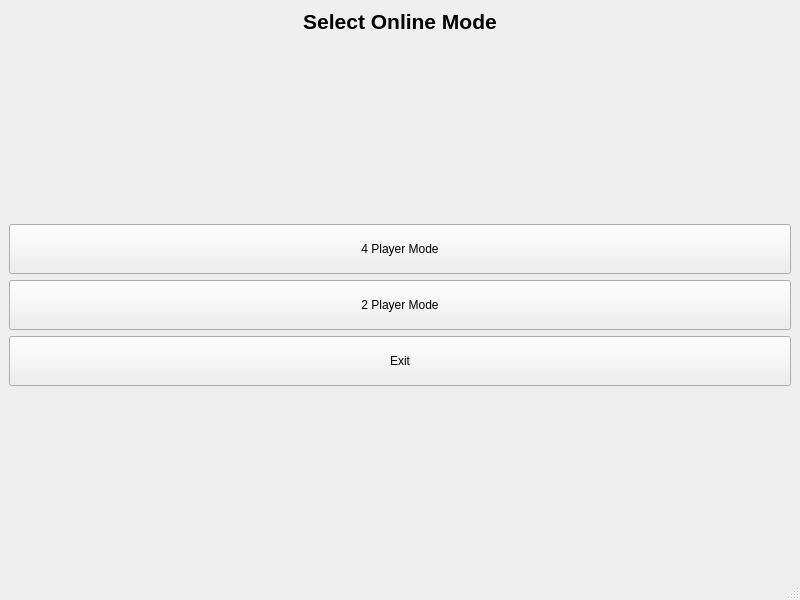
Above: My_Beloved_Client/choose_mode.ui from HoSaiN-643/QuantumDeck before the change. Below: the same form after it.
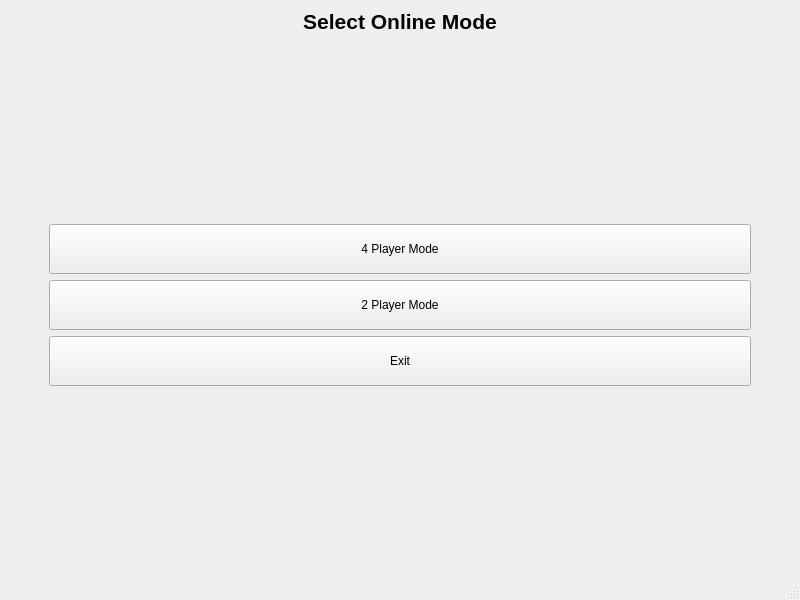
That is the form after the change.

```diff
--- a/My_Beloved_Client/choose_mode.ui
+++ b/My_Beloved_Client/choose_mode.ui
@@ -14,8 +14,21 @@
    <string>Mode Selection</string>
   </property>
   <widget class="QWidget" name="centralwidget">
-   <layout class="QVBoxLayout" name="verticalLayout">
-    <item>
+   <layout class="QGridLayout" name="gridLayout">
+    <item row="3" column="1">
+     <widget class="QPushButton" name="Player2_Btn">
+      <property name="minimumSize">
+       <size>
+        <width>200</width>
+        <height>50</height>
+       </size>
+      </property>
+      <property name="text">
+       <string>2 Player Mode</string>
+      </property>
+     </widget>
+    </item>
+    <item row="0" column="1">
      <widget class="QLabel" name="titleLabel">
       <property name="font">
        <font>
@@ -31,7 +44,7 @@
       </property>
      </widget>
     </item>
-    <item>
+    <item row="1" column="1">
      <spacer name="verticalSpacer_1">
       <property name="orientation">
        <enum>Qt::Orientation::Vertical</enum>
@@ -44,33 +57,7 @@
       </property>
      </spacer>
     </item>
-    <item>
-     <widget class="QPushButton" name="Player4_Btn">
-      <property name="minimumSize">
-       <size>
-        <width>200</width>
-        <height>50</height>
-       </size>
-      </property>
-      <property name="text">
-       <string>4 Player Mode</string>
-      </property>
-     </widget>
-    </item>
-    <item>
-     <widget class="QPushButton" name="Player2_Btn">
-      <property name="minimumSize">
-       <size>
-        <width>200</width>
-        <height>50</height>
-       </size>
-      </property>
-      <property name="text">
-       <string>2 Player Mode</string>
-      </property>
-     </widget>
-    </item>
-    <item>
+    <item row="4" column="1">
      <widget class="QPushButton" name="exitButton">
       <property name="minimumSize">
        <size>
@@ -83,7 +70,23 @@
       </property>
      </widget>
     </item>
-    <item>
+    <item row="3" column="2">
+     <spacer name="horizontalSpacer">
+      <property name="orientation">
+       <enum>Qt::Orientation::Horizontal</enum>
+      </property>
+      <property name="sizeType">
+       <enum>QSizePolicy::Policy::Fixed</enum>
+      </property>
+      <property name="sizeHint" stdset="0">
+       <size>
+        <width>40</width>
+        <height>20</height>
+       </size>
+      </property>
+     </spacer>
+    </item>
+    <item row="5" column="1">
      <spacer name="verticalSpacer_2">
       <property name="orientation">
        <enum>Qt::Orientation::Vertical</enum>
@@ -96,6 +99,35 @@
       </property>
      </spacer>
     </item>
+    <item row="2" column="1">
+     <widget class="QPushButton" name="Player4_Btn">
+      <property name="minimumSize">
+       <size>
+        <width>200</width>
+        <height>50</height>
+       </size>
+      </property>
+      <property name="text">
+       <string>4 Player Mode</string>
+      </property>
+     </widget>
+    </item>
+    <item row="3" column="0">
+     <spacer name="horizontalSpacer_2">
+      <property name="orientation">
+       <enum>Qt::Orientation::Horizontal</enum>
+      </property>
+      <property name="sizeType">
+       <enum>QSizePolicy::Policy::Fixed</enum>
+      </property>
+      <property name="sizeHint" stdset="0">
+       <size>
+        <width>40</width>
+        <height>20</height>
+       </size>
+      </property>
+     </spacer>
+    </item>
    </layout>
   </widget>
   <widget class="QMenuBar" name="menubar">
```
